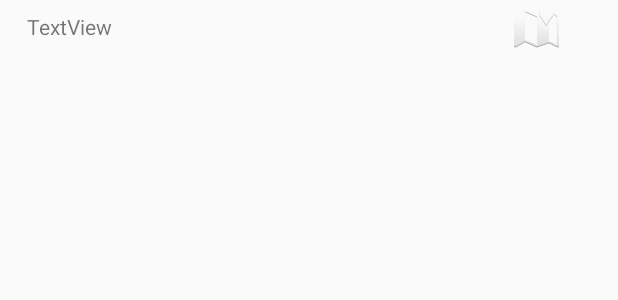
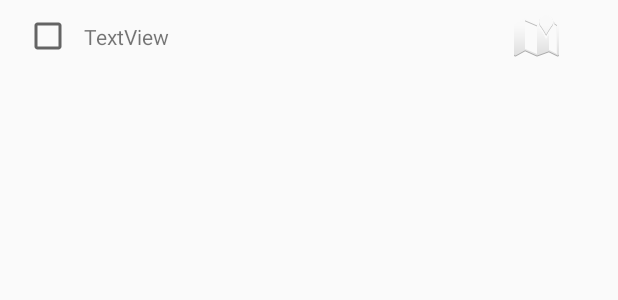
Before and after one commit to schmidtvinicius/travel_app, an Android app: the layout country_list_item.xml on its own in the app's theme, with its tools: preview values and no code run, on a phone screen of 412 x 824 dp. Shown: the top 300 px of the screen. Run offline under Robolectric (Android 15) with nearby library versions, the phone set to English and light mode, and no system bars.

Commit message:
The user can now select the countries from the country list.

```diff
--- a/TravelApp/app/src/main/res/layout/country_list_item.xml
+++ b/TravelApp/app/src/main/res/layout/country_list_item.xml
@@ -9,13 +9,12 @@
         android:id="@+id/tv_country_name"
         android:layout_width="wrap_content"
         android:layout_height="wrap_content"
+        android:layout_marginStart="8dp"
         android:layout_marginTop="8dp"
         android:layout_marginBottom="8dp"
         android:text="TextView"
         app:layout_constraintBottom_toBottomOf="parent"
-        app:layout_constraintEnd_toEndOf="parent"
-        app:layout_constraintHorizontal_bias="0.05"
-        app:layout_constraintStart_toStartOf="parent"
+        app:layout_constraintStart_toEndOf="@+id/country_checkBox"
         app:layout_constraintTop_toTopOf="parent" />
 
     <ImageView
@@ -28,4 +27,15 @@
         app:layout_constraintStart_toStartOf="parent"
         app:layout_constraintTop_toTopOf="parent"
         app:srcCompat="@android:drawable/ic_dialog_map" />
+
+    <CheckBox
+        android:id="@+id/country_checkBox"
+        android:layout_width="wrap_content"
+        android:layout_height="wrap_content"
+        android:layout_marginStart="16dp"
+        android:layout_marginTop="8dp"
+        android:layout_marginBottom="8dp"
+        app:layout_constraintBottom_toBottomOf="parent"
+        app:layout_constraintStart_toStartOf="parent"
+        app:layout_constraintTop_toTopOf="parent" />
 </androidx.constraintlayout.widget.ConstraintLayout>
```
Also changed, not shown: TravelApp/app/src/main/java/com/vmschmidt/travelapp/RecyclerViewAdapter.java (+33 -9 lines), TravelApp/app/src/main/java/com/vmschmidt/travelapp/fragment/CountryListFragment.java (+11 -2 lines), TravelApp/app/src/main/res/raw/countrylist.json (+27 -27 lines).
